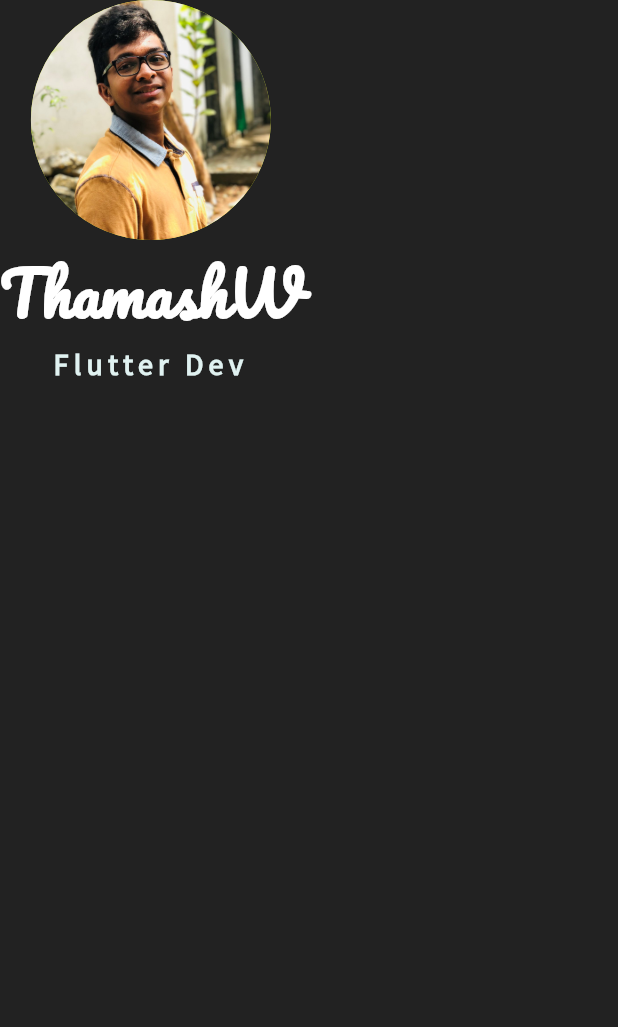
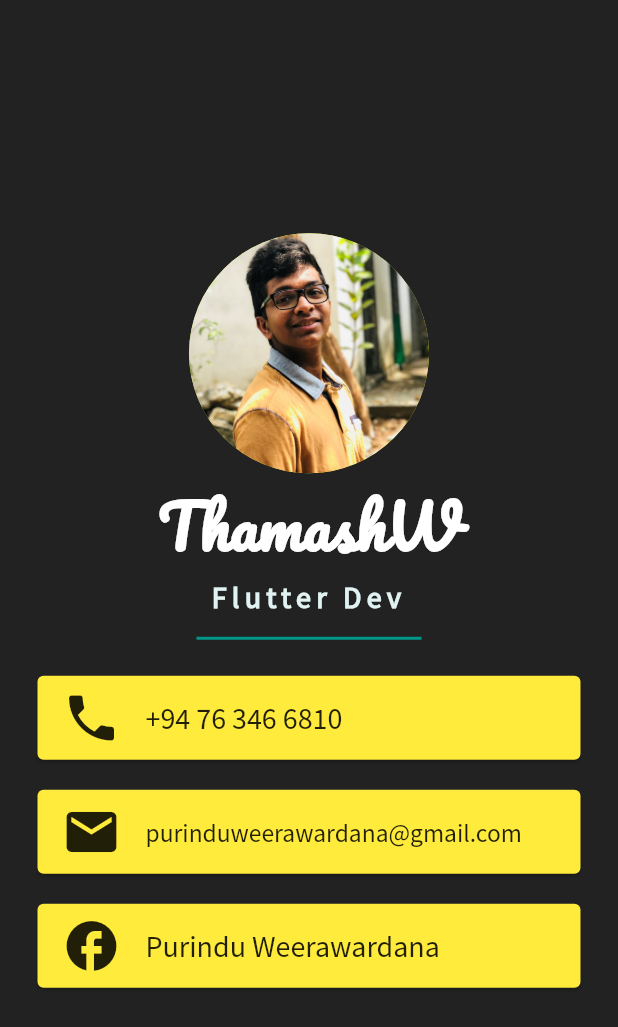
Before and after one commit to PurinduWeerawardana/contact_card, a Flutter app: the screen it shows after launch, on a phone screen of 412 x 824 dp. Shown: the top 1027 px of the screen. Run offline on Flutter 3.47's test engine with Material 2 defaults, Android fonts, the phone set to English and light mode, and no system bars.

Commit message:
Add tel, email, facebook

```diff
--- a/lib/main.dart
+++ b/lib/main.dart
@@ -13,6 +13,7 @@ class MyApp extends StatelessWidget {
       home: Scaffold(
         backgroundColor: Colors.black87,
         body: Column(
+          mainAxisAlignment: MainAxisAlignment.center,
           children: [
             CircleAvatar(
               backgroundImage: AssetImage('images/thamash.jpg'),
@@ -40,6 +41,68 @@ class MyApp extends StatelessWidget {
                 fontWeight: FontWeight.bold,
               ),
             ),
+            const SizedBox(
+              height: 30,
+              width: 150,
+              child: Divider(
+                color: Colors.teal,
+                thickness: 2,
+              ),
+            ),
+            const Card(
+              color: Colors.yellow,
+              margin: EdgeInsets.symmetric(vertical: 10, horizontal: 25),
+              child: ListTile(
+                leading: Icon(
+                  Icons.phone,
+                  size: 40,
+                  color: Colors.black87,
+                ),
+                title: Text(
+                  '+94 76 346 6810',
+                  style: TextStyle(
+                    fontFamily: 'SourceSansPro',
+                    fontSize: 20,
+                  ),
+                ),
+              ),
+            ),
+            const Card(
+              color: Colors.yellow,
+              margin: EdgeInsets.symmetric(vertical: 10, horizontal: 25),
+              child: ListTile(
+                leading: Icon(
+                  Icons.email,
+                  size: 40,
+                  color: Colors.black87,
+                ),
+                title: Text(
+                  'purinduweerawardana@gmail.com',
+                  style: TextStyle(
+                    fontFamily: 'SourceSansPro',
+                    fontSize: 17,
+                  ),
+                ),
+              ),
+            ),
+            const Card(
+              color: Colors.yellow,
+              margin: EdgeInsets.symmetric(vertical: 10, horizontal: 25),
+              child: ListTile(
+                leading: Icon(
+                  Icons.facebook_sharp,
+                  size: 40,
+                  color: Colors.black87,
+                ),
+                title: Text(
+                  'Purindu Weerawardana',
+                  style: TextStyle(
+                    fontFamily: 'SourceSansPro',
+                    fontSize: 20,
+                  ),
+                ),
+              ),
+            ),
           ],
         ),
       ),
```
